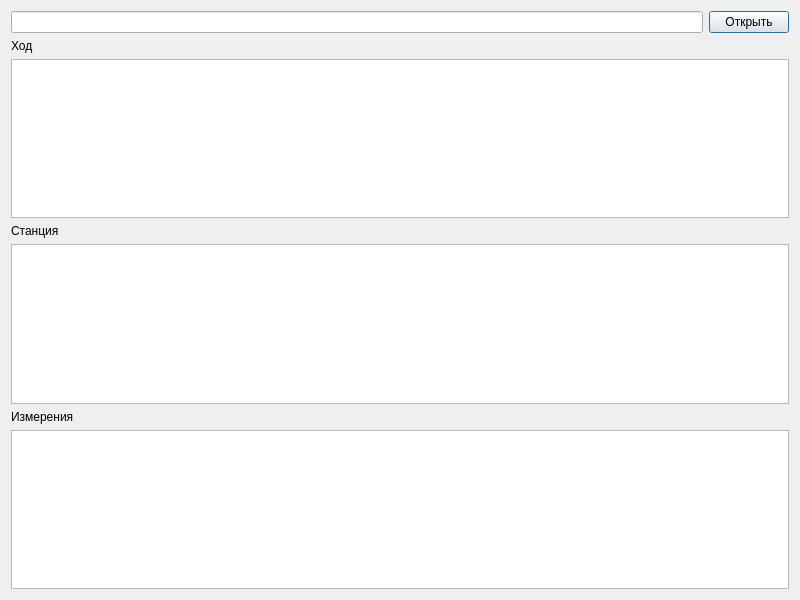
The window that TraverceM5/traverce.ui (littlejah/TraverceM5) describes before a commit, drawn with Qt 5.
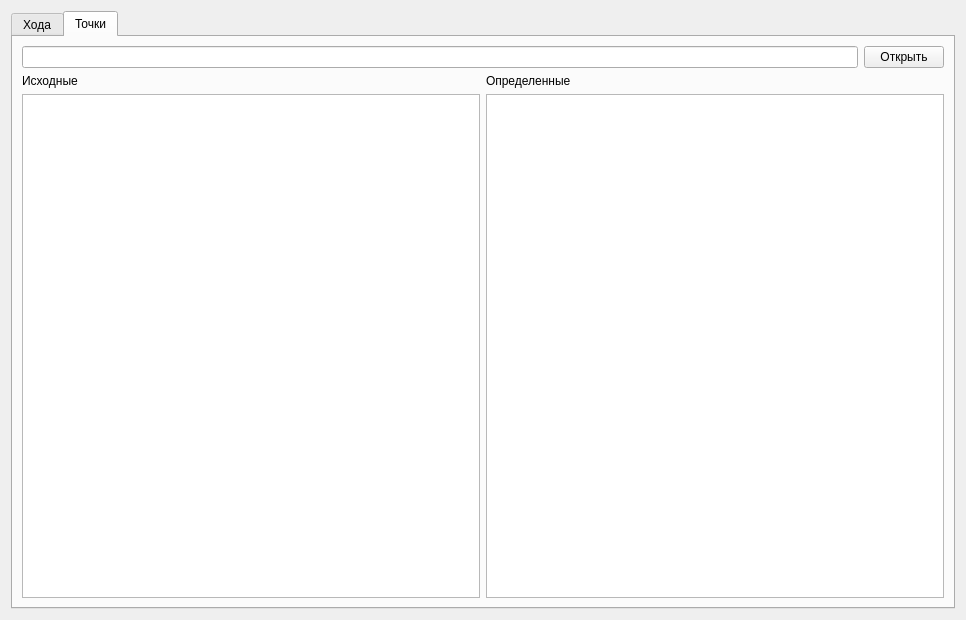
The same window after the commit. The open tabs and pages were chosen to show the change.

Patch:
```diff
--- a/TraverceM5/traverce.ui
+++ b/TraverceM5/traverce.ui
@@ -6,13 +6,23 @@
    <rect>
     <x>0</x>
     <y>0</y>
-    <width>800</width>
-    <height>600</height>
+    <width>966</width>
+    <height>620</height>
    </rect>
   </property>
   <property name="windowTitle">
    <string>Traverce</string>
   </property>
+  <layout class="QGridLayout" name="gridLayout_3">
+   <item row="0" column="0">
+    <widget class="QTabWidget" name="tabWidget">
+     <property name="currentIndex">
+      <number>0</number>
+     </property>
+     <widget class="QWidget" name="TraverseTab">
+      <attribute name="title">
+       <string>Хода</string>
+      </attribute>
   <layout class="QGridLayout" name="gridLayout_2">
    <item row="0" column="0">
     <layout class="QGridLayout" name="gridLayout">
@@ -61,6 +71,63 @@
       <widget class="QTableView" name="ObservationTable"/>
      </item>
     </layout>
+       </item>
+      </layout>
+     </widget>
+     <widget class="QWidget" name="tab_2">
+      <attribute name="title">
+       <string>Точки</string>
+      </attribute>
+      <layout class="QGridLayout" name="gridLayout_5">
+       <item row="0" column="0">
+        <layout class="QGridLayout" name="gridLayout_4">
+         <item row="1" column="0">
+          <layout class="QVBoxLayout" name="verticalLayout_2">
+           <item>
+            <widget class="QLabel" name="label_4">
+             <property name="text">
+              <string>Исходные</string>
+             </property>
+            </widget>
+           </item>
+           <item>
+            <widget class="QTableView" name="SourcePoints"/>
+           </item>
+          </layout>
+         </item>
+         <item row="1" column="1">
+          <layout class="QVBoxLayout" name="verticalLayout_3">
+           <item>
+            <widget class="QLabel" name="label_5">
+             <property name="text">
+              <string>Определенные</string>
+             </property>
+            </widget>
+           </item>
+           <item>
+            <widget class="QTableView" name="ComputedPoints"/>
+           </item>
+          </layout>
+         </item>
+         <item row="0" column="0" colspan="2">
+          <layout class="QHBoxLayout" name="horizontalLayout_2">
+           <item>
+            <widget class="QLineEdit" name="PointFile"/>
+           </item>
+           <item>
+            <widget class="QPushButton" name="ImportPoints_bth">
+             <property name="text">
+              <string>Открыть</string>
+             </property>
+            </widget>
+           </item>
+          </layout>
+         </item>
+        </layout>
+       </item>
+      </layout>
+     </widget>
+    </widget>
    </item>
   </layout>
  </widget>
```
Lines whose indentation alone changed are shown as unchanged.
